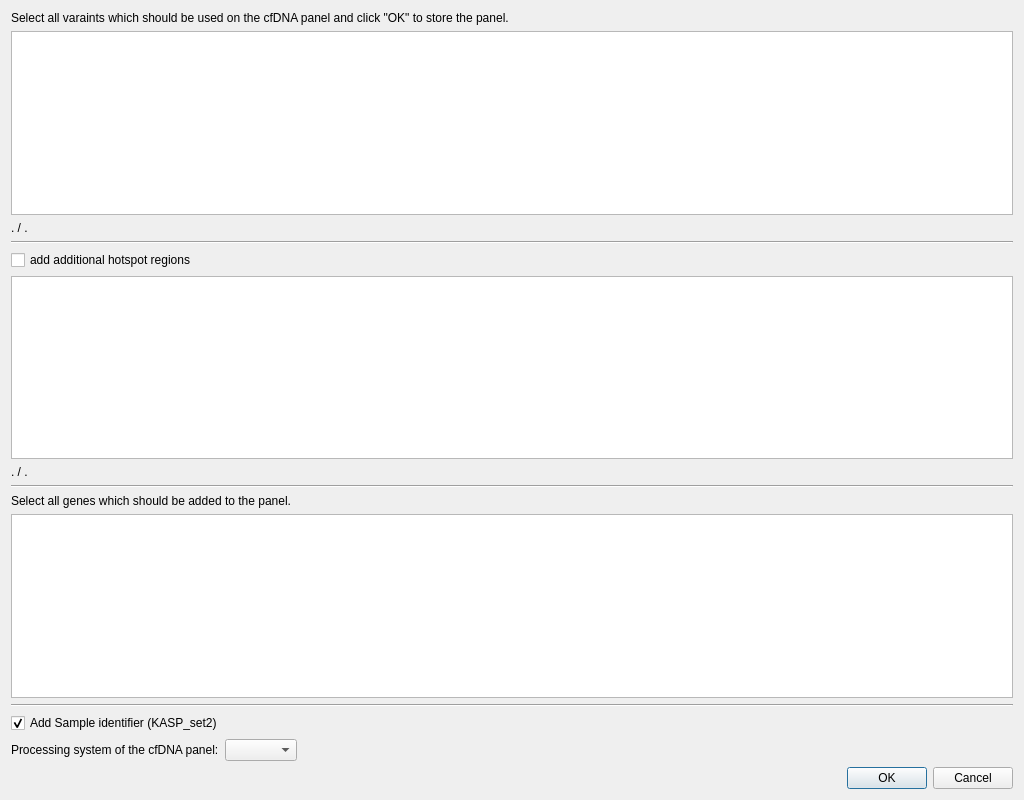
imgag/ngs-bits, file src/GSvar/CfDNAPanelDesignDialog.ui: the form before one commit.
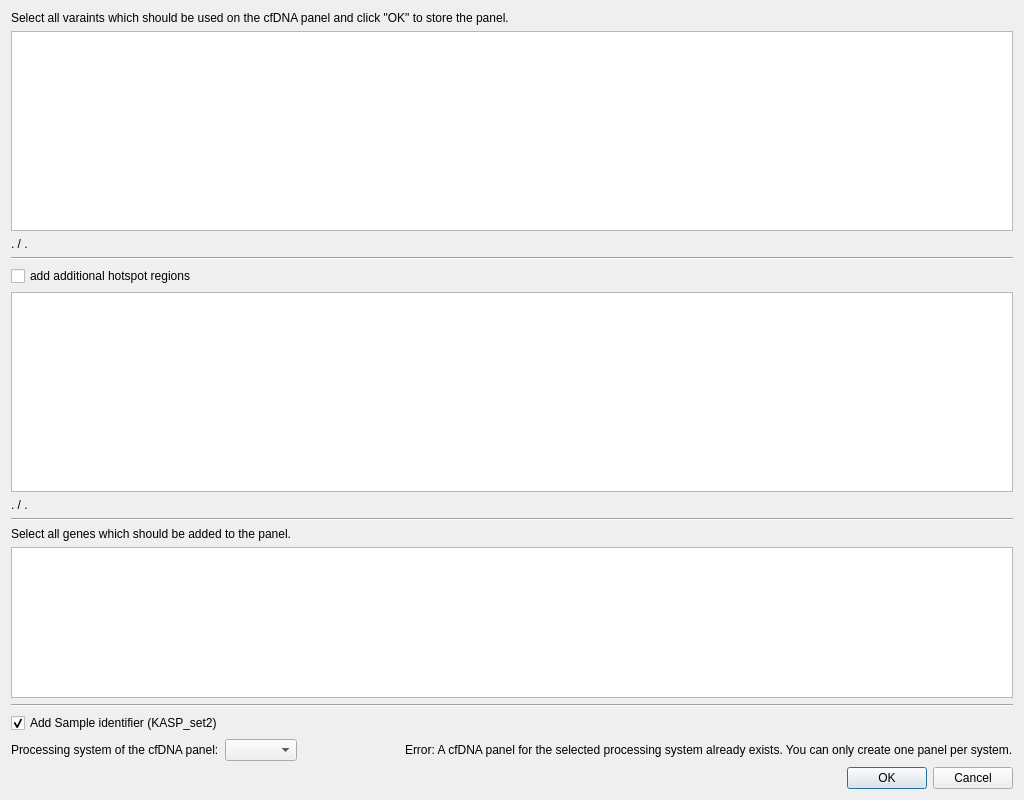
The form after the commit. Custom widgets are drawn as their Qt base class.

```diff
--- a/src/GSvar/CfDNAPanelDesignDialog.ui
+++ b/src/GSvar/CfDNAPanelDesignDialog.ui
@@ -23,6 +23,18 @@
    </item>
    <item>
     <widget class="QTableWidget" name="vars">
+     <property name="sizePolicy">
+      <sizepolicy hsizetype="Expanding" vsizetype="Expanding">
+       <horstretch>0</horstretch>
+       <verstretch>0</verstretch>
+      </sizepolicy>
+     </property>
+     <property name="minimumSize">
+      <size>
+       <width>0</width>
+       <height>200</height>
+      </size>
+     </property>
      <property name="midLineWidth">
       <number>0</number>
      </property>
@@ -54,6 +66,12 @@
    </item>
    <item>
     <widget class="QTableWidget" name="hotspot_regions">
+     <property name="minimumSize">
+      <size>
+       <width>0</width>
+       <height>200</height>
+      </size>
+     </property>
      <property name="sizeAdjustPolicy">
       <enum>QAbstractScrollArea::AdjustToContents</enum>
      </property>
@@ -83,7 +101,7 @@
    <item>
     <widget class="QTableWidget" name="genes">
      <property name="sizePolicy">
-      <sizepolicy hsizetype="Expanding" vsizetype="MinimumExpanding">
+      <sizepolicy hsizetype="Expanding" vsizetype="Expanding">
        <horstretch>0</horstretch>
        <verstretch>0</verstretch>
       </sizepolicy>
@@ -135,6 +153,13 @@
        </property>
       </spacer>
      </item>
+     <item>
+      <widget class="QLabel" name="l_error_message">
+       <property name="text">
+        <string>Error: A cfDNA panel for the selected processing system already exists. You can only create one panel per system.</string>
+       </property>
+      </widget>
+     </item>
     </layout>
    </item>
    <item>
```
